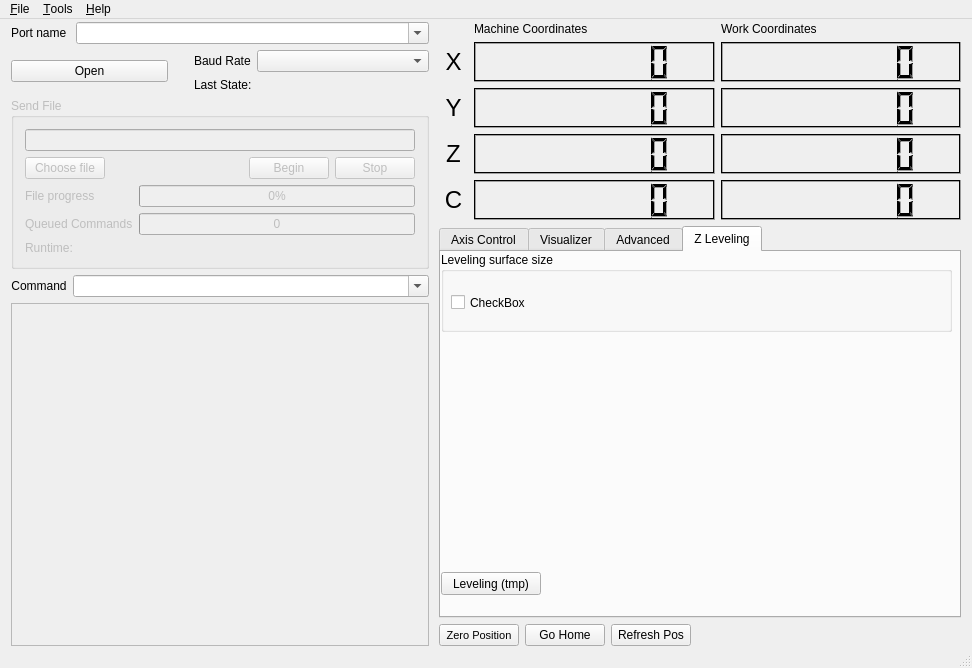
Old version of the form mainwindow.ui in the repository zalohasa/GrblHoming.
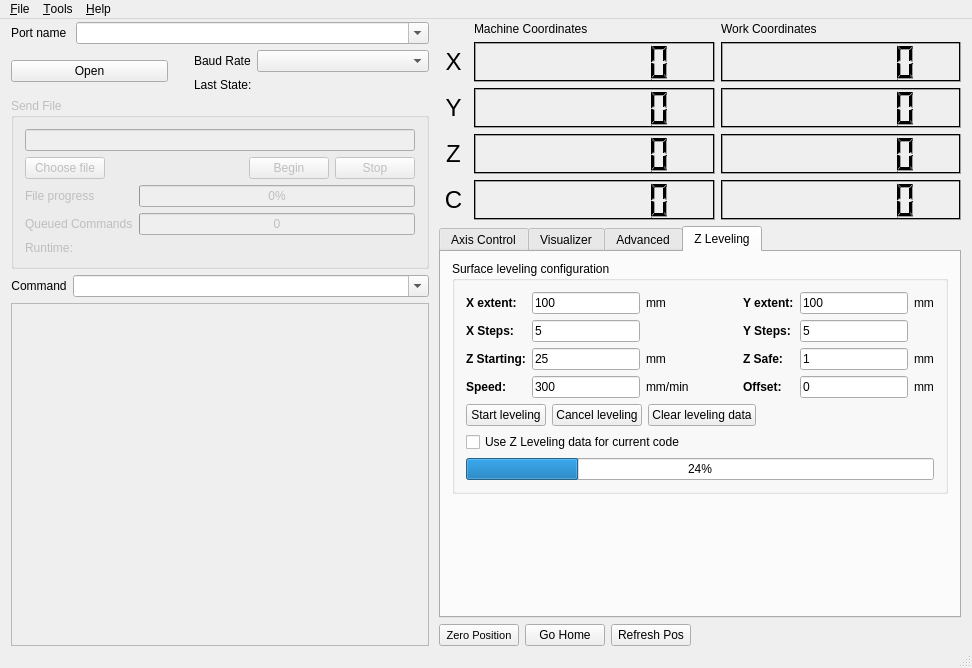
New version of the form. The open tabs and pages were chosen to show the change. Icons and pictures are not drawn. Custom widgets are drawn as their Qt base class.

Commit message: Added the ZLeveling UI. Still in progress but fully functional.

Diff of the .ui file:
```diff
--- a/mainwindow.ui
+++ b/mainwindow.ui
@@ -1171,6 +1171,9 @@
         <property name="tabPosition">
          <enum>QTabWidget::North</enum>
         </property>
+        <property name="tabShape">
+         <enum>QTabWidget::Rounded</enum>
+        </property>
         <property name="currentIndex">
          <number>0</number>
         </property>
@@ -1713,48 +1716,355 @@
          </widget>
         </widget>
         <widget class="QWidget" name="tabLeveling">
+         <property name="enabled">
+          <bool>true</bool>
+         </property>
          <attribute name="title">
           <string>Z Leveling</string>
          </attribute>
-         <widget class="QPushButton" name="btnTestLeveling">
-          <property name="geometry">
-           <rect>
-            <x>0</x>
-            <y>320</y>
-            <width>100</width>
-            <height>23</height>
-           </rect>
+         <layout class="QVBoxLayout" name="verticalLayout_4">
+          <property name="topMargin">
+           <number>9</number>
           </property>
-          <property name="text">
-           <string>Leveling (tmp)</string>
-          </property>
-         </widget>
-         <widget class="QGroupBox" name="groupBox">
-          <property name="geometry">
-           <rect>
-            <x>0</x>
-            <y>0</y>
-            <width>511</width>
-            <height>80</height>
-           </rect>
-          </property>
-          <property name="title">
-           <string>Leveling surface size</string>
-          </property>
-          <widget class="QCheckBox" name="chkLevelingSize">
-           <property name="geometry">
-            <rect>
-             <x>10</x>
-             <y>40</y>
-             <width>88</width>
-             <height>21</height>
-            </rect>
-           </property>
-           <property name="text">
-            <string>CheckBox</string>
-           </property>
-          </widget>
-         </widget>
+          <item alignment="Qt::AlignTop">
+           <widget class="QGroupBox" name="levelingGroupBox">
+            <property name="enabled">
+             <bool>true</bool>
+            </property>
+            <property name="maximumSize">
+             <size>
+              <width>16777215</width>
+              <height>350</height>
+             </size>
+            </property>
+            <property name="title">
+             <string>Surface leveling configuration</string>
+            </property>
+            <layout class="QVBoxLayout" name="verticalLayout_8">
+             <item>
+              <layout class="QGridLayout" name="gridLayout_3">
+               <item row="1" column="4">
+                <spacer name="horizontalSpacer_4">
+                 <property name="orientation">
+                  <enum>Qt::Horizontal</enum>
+                 </property>
+                 <property name="sizeHint" stdset="0">
+                  <size>
+                   <width>40</width>
+                   <height>20</height>
+                  </size>
+                 </property>
+                </spacer>
+               </item>
+               <item row="4" column="2">
+                <widget class="QLineEdit" name="levelingSpeedIn">
+                 <property name="text">
+                  <string>300</string>
+                 </property>
+                </widget>
+               </item>
+               <item row="1" column="6">
+                <widget class="QLineEdit" name="levelingYSizeIn">
+                 <property name="text">
+                  <string>100</string>
+                 </property>
+                </widget>
+               </item>
+               <item row="1" column="5">
+                <widget class="QLabel" name="label_4">
+                 <property name="font">
+                  <font>
+                   <weight>75</weight>
+                   <bold>true</bold>
+                  </font>
+                 </property>
+                 <property name="text">
+                  <string>Y extent:</string>
+                 </property>
+                </widget>
+               </item>
+               <item row="1" column="2">
+                <widget class="QLineEdit" name="levelingXSizeIn">
+                 <property name="text">
+                  <string>100</string>
+                 </property>
+                 <property name="frame">
+                  <bool>true</bool>
+                 </property>
+                </widget>
+               </item>
+               <item row="4" column="3">
+                <widget class="QLabel" name="label_13">
+                 <property name="text">
+                  <string>mm/min</string>
+                 </property>
+                </widget>
+               </item>
+               <item row="4" column="7">
+                <widget class="QLabel" name="label_12">
+                 <property name="text">
+                  <string>mm</string>
+                 </property>
+                </widget>
+               </item>
+               <item row="3" column="6">
+                <widget class="QLineEdit" name="levelingZSafeIn">
+                 <property name="text">
+                  <string>1</string>
+                 </property>
+                </widget>
+               </item>
+               <item row="1" column="3">
+                <widget class="QLabel" name="label_3">
+                 <property name="text">
+                  <string>mm</string>
+                 </property>
+                </widget>
+               </item>
+               <item row="4" column="6">
+                <widget class="QLineEdit" name="levelingOffsetIn">
+                 <property name="text">
+                  <string>0</string>
+                 </property>
+                </widget>
+               </item>
+               <item row="4" column="4">
+                <spacer name="horizontalSpacer_6">
+                 <property name="orientation">
+                  <enum>Qt::Horizontal</enum>
+                 </property>
+                 <property name="sizeHint" stdset="0">
+                  <size>
+                   <width>40</width>
+                   <height>20</height>
+                  </size>
+                 </property>
+                </spacer>
+               </item>
+               <item row="3" column="5">
+                <widget class="QLabel" name="label_8">
+                 <property name="font">
+                  <font>
+                   <weight>75</weight>
+                   <bold>true</bold>
+                  </font>
+                 </property>
+                 <property name="text">
+                  <string>Z Safe:</string>
+                 </property>
+                </widget>
+               </item>
+               <item row="3" column="1">
+                <widget class="QLabel" name="label_6">
+                 <property name="font">
+                  <font>
+                   <weight>75</weight>
+                   <bold>true</bold>
+                  </font>
+                 </property>
+                 <property name="text">
+                  <string>Z Starting:</string>
+                 </property>
+                </widget>
+               </item>
+               <item row="4" column="1">
+                <widget class="QLabel" name="label_10">
+                 <property name="font">
+                  <font>
+                   <weight>75</weight>
+                   <bold>true</bold>
+                  </font>
+                 </property>
+                 <property name="text">
+                  <string>Speed:</string>
+                 </property>
+                </widget>
+               </item>
+               <item row="1" column="1">
+                <widget class="QLabel" name="label_2">
+                 <property name="font">
+                  <font>
+                   <weight>75</weight>
+                   <bold>true</bold>
+                  </font>
+                 </property>
+                 <property name="text">
+                  <string>X extent:</string>
+                 </property>
+                </widget>
+               </item>
+               <item row="3" column="7">
+                <widget class="QLabel" name="label_9">
+                 <property name="text">
+                  <string>mm</string>
+                 </property>
+                </widget>
+               </item>
+               <item row="1" column="7">
+                <widget class="QLabel" name="label_5">
+                 <property name="text">
+                  <string>mm</string>
+                 </property>
+                </widget>
+               </item>
+               <item row="3" column="3">
+                <widget class="QLabel" name="label_7">
+                 <property name="text">
+                  <string>mm</string>
+                 </property>
+                </widget>
+               </item>
+               <item row="4" column="5">
+                <widget class="QLabel" name="label_11">
+                 <property name="font">
+                  <font>
+                   <weight>75</weight>
+                   <bold>true</bold>
+                  </font>
+                 </property>
+                 <property name="text">
+                  <string>Offset:</string>
+                 </property>
+                </widget>
+               </item>
+               <item row="3" column="2">
+                <widget class="QLineEdit" name="levelingZStartIn">
+                 <property name="text">
+                  <string>25</string>
+                 </property>
+                </widget>
+               </item>
+               <item row="3" column="4">
+                <spacer name="horizontalSpacer_5">
+                 <property name="orientation">
+                  <enum>Qt::Horizontal</enum>
+                 </property>
+                 <property name="sizeHint" stdset="0">
+                  <size>
+                   <width>40</width>
+                   <height>20</height>
+                  </size>
+                 </property>
+                </spacer>
+               </item>
+               <item row="2" column="1">
+                <widget class="QLabel" name="label_14">
+                 <property name="font">
+                  <font>
+                   <weight>75</weight>
+                   <bold>true</bold>
+                  </font>
+                 </property>
+                 <property name="text">
+                  <string>X Steps:</string>
+                 </property>
+                </widget>
+               </item>
+               <item row="2" column="2">
+                <widget class="QLineEdit" name="levelingXStepIn">
+                 <property name="text">
+                  <string>5</string>
+                 </property>
+                </widget>
+               </item>
+               <item row="2" column="4">
+                <spacer name="horizontalSpacer_8">
+                 <property name="orientation">
+                  <enum>Qt::Horizontal</enum>
+                 </property>
+                 <property name="sizeHint" stdset="0">
+                  <size>
+                   <width>40</width>
+                   <height>20</height>
+                  </size>
+                 </property>
+                </spacer>
+               </item>
+               <item row="2" column="6">
+                <widget class="QLineEdit" name="levelingYStepsIn">
+                 <property name="text">
+                  <string>5</string>
+                 </property>
+                </widget>
+               </item>
+               <item row="2" column="5">
+                <widget class="QLabel" name="label_15">
+                 <property name="font">
+                  <font>
+                   <weight>75</weight>
+                   <bold>true</bold>
+                  </font>
+                 </property>
+                 <property name="text">
+                  <string>Y Steps:</string>
+                 </property>
+                </widget>
+               </item>
+              </layout>
+             </item>
+             <item>
+              <layout class="QHBoxLayout" name="horizontalLayout_9">
+               <item>
+                <widget class="QPushButton" name="btnTestLeveling">
+                 <property name="text">
+                  <string>Start leveling</string>
+                 </property>
+                </widget>
+               </item>
+               <item>
+                <widget class="QPushButton" name="btnCancelLeveling">
+                 <property name="text">
+                  <string>Cancel leveling</string>
+                 </property>
+                </widget>
+               </item>
+               <item>
+                <widget class="QPushButton" name="btnClearLeveling">
+                 <property name="text">
+                  <string>Clear leveling data</string>
+                 </property>
+                </widget>
+               </item>
+               <item>
+                <spacer name="horizontalSpacer_7">
+                 <property name="orientation">
+                  <enum>Qt::Horizontal</enum>
+                 </property>
+                 <property name="sizeHint" stdset="0">
+                  <size>
+                   <width>40</width>
+                   <height>20</height>
+                  </size>
+                 </property>
+                </spacer>
+               </item>
+              </layout>
+             </item>
+             <item>
+              <layout class="QHBoxLayout" name="horizontalLayout_10">
+               <item>
+                <widget class="QCheckBox" name="levelingUseData">
+                 <property name="text">
+                  <string>Use Z Leveling data for current code</string>
+                 </property>
+                </widget>
+               </item>
+              </layout>
+             </item>
+             <item>
+              <widget class="QProgressBar" name="levelingProgressBar">
+               <property name="enabled">
+                <bool>true</bool>
+               </property>
+               <property name="value">
+                <number>24</number>
+               </property>
+              </widget>
+             </item>
+            </layout>
+           </widget>
+          </item>
+         </layout>
         </widget>
        </widget>
       </item>
```
Left out of the diff: 74 changed lines with no effect on the pictures. The commit also changes 10 other files.
